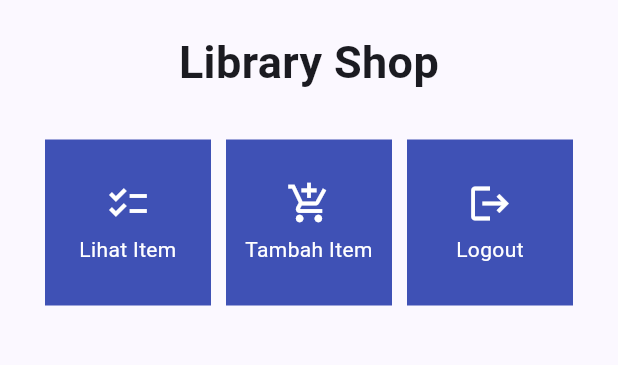
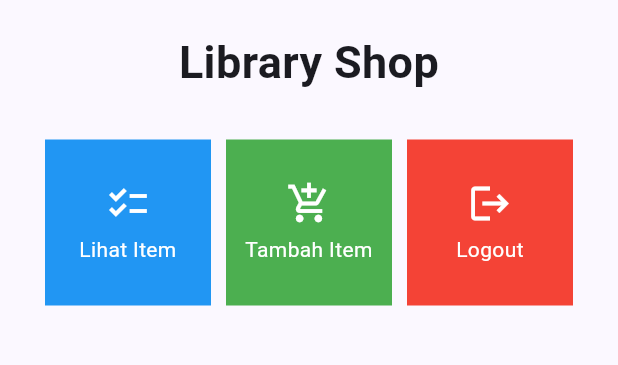
Before and after one commit to hilmiatha/libshop-mobile, a Flutter app: the screen it shows after launch, on a phone screen of 412 x 824 dp, the part 84-449 px from its top. Run offline on Flutter 3.47's test engine with Material 2 defaults, Android fonts, the phone set to English and light mode, and no system bars.

Commit message:
implemented bonus

```diff
--- a/lib/menu.dart
+++ b/lib/menu.dart
@@ -3,9 +3,9 @@
 class MyHomePage extends StatelessWidget {
   MyHomePage({Key? key}) : super(key: key);
   final List<ShopItem> items = [
-    ShopItem("Lihat Item", Icons.checklist),
-    ShopItem("Tambah Item", Icons.add_shopping_cart),
-    ShopItem("Logout", Icons.logout),
+    ShopItem("Lihat Item", Icons.checklist, Colors.blue),
+    ShopItem("Tambah Item", Icons.add_shopping_cart, Colors.green),
+    ShopItem("Logout", Icons.logout, Colors.red),
   ];
 
   @override
@@ -65,8 +65,9 @@
 class ShopItem {
   final String name;
   final IconData icon;
+  final Color color;
 
-  ShopItem(this.name, this.icon);
+  ShopItem(this.name, this.icon,this.color);
 }
 
 class ShopCard extends StatelessWidget {
@@ -77,7 +78,7 @@
   @override
   Widget build(BuildContext context) {
     return Material(
-      color: Colors.indigo,
+      color: item.color,
       child: InkWell(
         // Area responsive terhadap sentuhan
         onTap: () {
```
